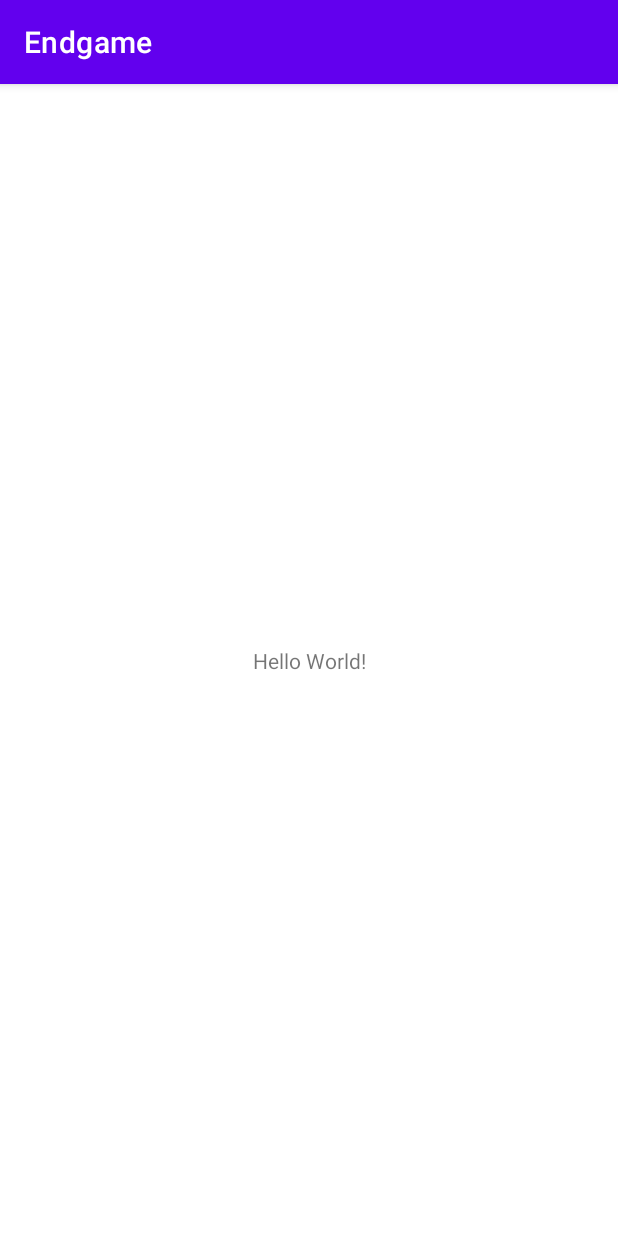
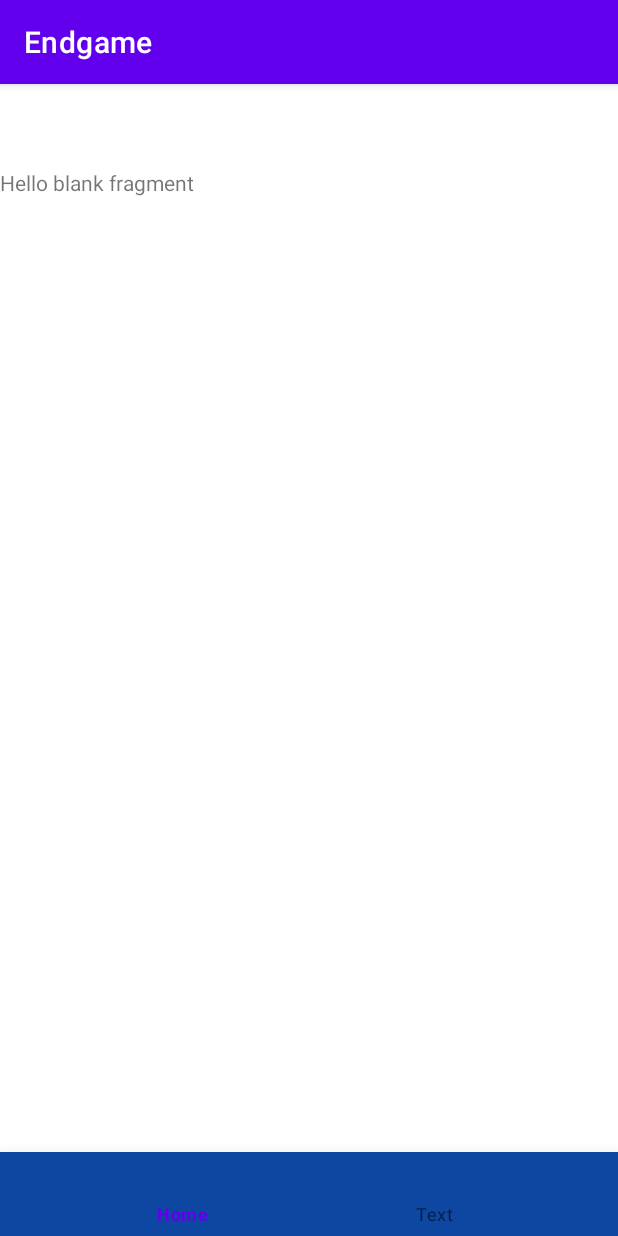
Before and after one commit to 1407arjun/Endgame, an Android app: the screen it shows after launch (MainActivity), on a phone screen of 412 x 824 dp. Run offline under Robolectric (Android 15) with nearby library versions, the phone set to English and light mode, and no system bars; our stand-ins replace navigation-ui.

Commit message:
Added Bottom Navigation Menu and Blank Fragments

```diff
--- a/app/build.gradle
+++ b/app/build.gradle
@@ -33,6 +33,9 @@ dependencies {
     implementation 'androidx.appcompat:appcompat:1.2.0'
     implementation 'com.google.android.material:material:1.3.0'
     implementation 'androidx.constraintlayout:constraintlayout:2.0.4'
+    implementation 'androidx.navigation:navigation-fragment:2.3.5'
+    implementation 'androidx.navigation:navigation-ui:2.3.5'
+    implementation 'androidx.legacy:legacy-support-v4:1.0.0'
     testImplementation 'junit:junit:4.+'
     androidTestImplementation 'androidx.test.ext:junit:1.1.2'
     androidTestImplementation 'androidx.test.espresso:espresso-core:3.3.0'
--- a/app/src/main/java/com/teamblunder/endgame/MainActivity.java
+++ b/app/src/main/java/com/teamblunder/endgame/MainActivity.java
@@ -1,8 +1,13 @@
 package com.teamblunder.endgame;
 
 import androidx.appcompat.app.AppCompatActivity;
+import androidx.navigation.NavController;
+import androidx.navigation.Navigation;
+import androidx.navigation.ui.NavigationUI;
 
 import android.os.Bundle;
+
+import com.google.android.material.bottomnavigation.BottomNavigationView;
 
 public class MainActivity extends AppCompatActivity {
 
@@ -11,6 +16,9 @@ public class MainActivity extends AppCompatActivity {
         super.onCreate(savedInstanceState);
         setContentView(R.layout.activity_main);
 
+        BottomNavigationView navView = findViewById(R.id.nav_view);
 
+        NavController navController = Navigation.findNavController(this, R.id.nav_host_fragment);
+        NavigationUI.setupWithNavController(navView, navController);
     }
 }
--- /dev/null
+++ b/app/src/main/java/com/teamblunder/endgame/fragments/HomeFragment.java
@@ -0,0 +1,66 @@
+package com.teamblunder.endgame.fragments;
+
+import android.os.Bundle;
+
+import androidx.fragment.app.Fragment;
+
+import android.view.LayoutInflater;
+import android.view.View;
+import android.view.ViewGroup;
+
+import com.teamblunder.endgame.R;
+
+/**
+ * A simple {@link Fragment} subclass.
+ * Use the {@link HomeFragment#newInstance} factory method to
+ * create an instance of this fragment.
+ */
+public class HomeFragment extends Fragment {
+
+    // TODO: Rename parameter arguments, choose names that match
+    // the fragment initialization parameters, e.g. ARG_ITEM_NUMBER
+    private static final String ARG_PARAM1 = "param1";
+    private static final String ARG_PARAM2 = "param2";
+
+    // TODO: Rename and change types of parameters
+    private String mParam1;
+    private String mParam2;
+
+    public HomeFragment() {
+        // Required empty public constructor
+    }
+
+    /**
+     * Use this factory method to create a new instance of
+     * this fragment using the provided parameters.
+     *
+     * @param param1 Parameter 1.
+     * @param param2 Parameter 2.
+     * @return A new instance of fragment HomeFragment.
+     */
+    // TODO: Rename and change types and number of parameters
+    public static HomeFragment newInstance(String param1, String param2) {
+        HomeFragment fragment = new HomeFragment();
+        Bundle args = new Bundle();
+        args.putString(ARG_PARAM1, param1);
+        args.putString(ARG_PARAM2, param2);
+        fragment.setArguments(args);
+        return fragment;
+    }
+
+    @Override
+    public void onCreate(Bundle savedInstanceState) {
+        super.onCreate(savedInstanceState);
+        if (getArguments() != null) {
+            mParam1 = getArguments().getString(ARG_PARAM1);
+            mParam2 = getArguments().getString(ARG_PARAM2);
+        }
+    }
+
+    @Override
+    public View onCreateView(LayoutInflater inflater, ViewGroup container,
+                             Bundle savedInstanceState) {
+        // Inflate the layout for this fragment
+        return inflater.inflate(R.layout.fragment_home, container, false);
+    }
+}
--- a/app/src/main/res/layout/activity_main.xml
+++ b/app/src/main/res/layout/activity_main.xml
@@ -2,17 +2,36 @@
 <androidx.constraintlayout.widget.ConstraintLayout xmlns:android="http://schemas.android.com/apk/res/android"
     xmlns:app="http://schemas.android.com/apk/res-auto"
     xmlns:tools="http://schemas.android.com/tools"
+    android:id="@+id/container"
     android:layout_width="match_parent"
     android:layout_height="match_parent"
-    tools:context=".MainActivity">
+    android:paddingTop="?attr/actionBarSize">
 
-    <TextView
-        android:layout_width="wrap_content"
+    <com.google.android.material.bottomnavigation.BottomNavigationView
+        android:id="@+id/nav_view"
+        android:layout_width="0dp"
         android:layout_height="wrap_content"
-        android:text="Hello World!"
+        android:background="#0D47A1"
+        android:elevation="16dp"
+        app:elevation="16dp"
         app:layout_constraintBottom_toBottomOf="parent"
         app:layout_constraintLeft_toLeftOf="parent"
         app:layout_constraintRight_toRightOf="parent"
-        app:layout_constraintTop_toTopOf="parent" />
+        app:menu="@menu/bottom_nav_menu">
+
+    </com.google.android.material.bottomnavigation.BottomNavigationView>
+
+    <fragment
+        android:id="@+id/nav_host_fragment"
+        android:name="androidx.navigation.fragment.NavHostFragment"
+        android:layout_width="0dp"
+        android:layout_height="0dp"
+        app:defaultNavHost="true"
+        app:layout_constraintBottom_toTopOf="@+id/nav_view"
+        app:layout_constraintEnd_toEndOf="parent"
+        app:layout_constraintHorizontal_bias="0.49"
+        app:layout_constraintStart_toStartOf="parent"
+        app:layout_constraintTop_toTopOf="parent"
+        app:navGraph="@navigation/mobile_navigation" />
 
 </androidx.constraintlayout.widget.ConstraintLayout>
--- /dev/null
+++ b/app/src/main/res/layout/fragment_home.xml
@@ -0,0 +1,14 @@
+<?xml version="1.0" encoding="utf-8"?>
+<FrameLayout xmlns:android="http://schemas.android.com/apk/res/android"
+    xmlns:tools="http://schemas.android.com/tools"
+    android:layout_width="match_parent"
+    android:layout_height="match_parent"
+    tools:context=".fragments.HomeFragment">
+
+    <!-- TODO: Update blank fragment layout -->
+    <TextView
+        android:layout_width="match_parent"
+        android:layout_height="match_parent"
+        android:text="@string/hello_blank_fragment" />
+
+</FrameLayout>
--- /dev/null
+++ b/app/src/main/res/menu/bottom_nav_menu.xml
@@ -0,0 +1,12 @@
+<?xml version="1.0" encoding="utf-8"?>
+<menu xmlns:android="http://schemas.android.com/apk/res/android">
+
+    <item
+        android:id="@+id/navigation_home"
+        android:title="@string/title_home" />
+
+    <item
+        android:id="@+id/navigation_text"
+        android:title="@string/title_text" />
+
+</menu>
--- /dev/null
+++ b/app/src/main/res/navigation/mobile_navigation.xml
@@ -0,0 +1,19 @@
+<?xml version="1.0" encoding="utf-8"?>
+<navigation xmlns:android="http://schemas.android.com/apk/res/android"
+    xmlns:app="http://schemas.android.com/apk/res-auto"
+    xmlns:tools="http://schemas.android.com/tools"
+    android:id="@+id/mobile_navigation"
+    app:startDestination="@+id/navigation_home">
+
+    <fragment
+        android:id="@+id/navigation_home"
+        android:name="com.teamblunder.endgame.fragments.HomeFragment"
+        android:label="@string/title_home"
+        tools:layout="@layout/fragment_home" />
+
+    <fragment
+        android:id="@+id/navigation_text"
+        android:name="com.teamblunder.endgame.fragments.TextFragment"
+        android:label="@string/title_text"
+        tools:layout="@layout/fragment_text" />
+</navigation>
--- a/app/src/main/res/values/strings.xml
+++ b/app/src/main/res/values/strings.xml
@@ -1,3 +1,7 @@
 <resources>
     <string name="app_name">Endgame</string>
+    <string name="title_home">Home</string>
+    <string name="title_text">Text</string>
+    <!-- TODO: Remove or change this placeholder text -->
+    <string name="hello_blank_fragment">Hello blank fragment</string>
 </resources>
```
Also changed, not shown: app/src/main/java/com/teamblunder/endgame/fragments/TextFragment.java (added, +66 -0 lines), app/src/main/res/layout/fragment_text.xml (added, +14 -0 lines).
